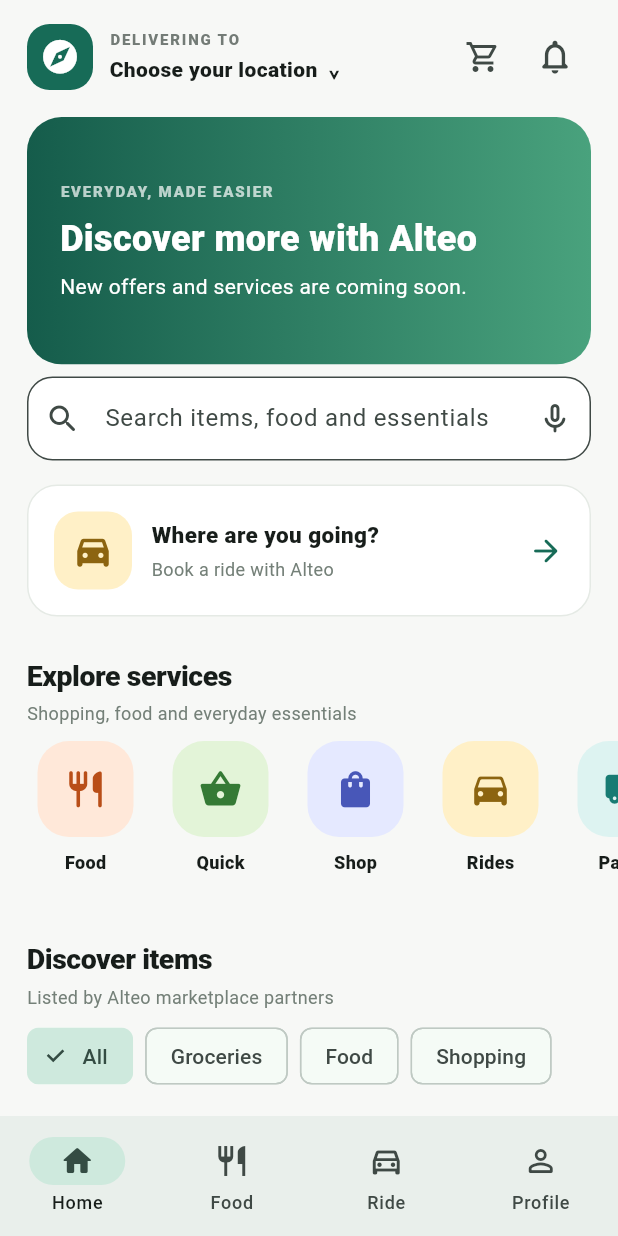
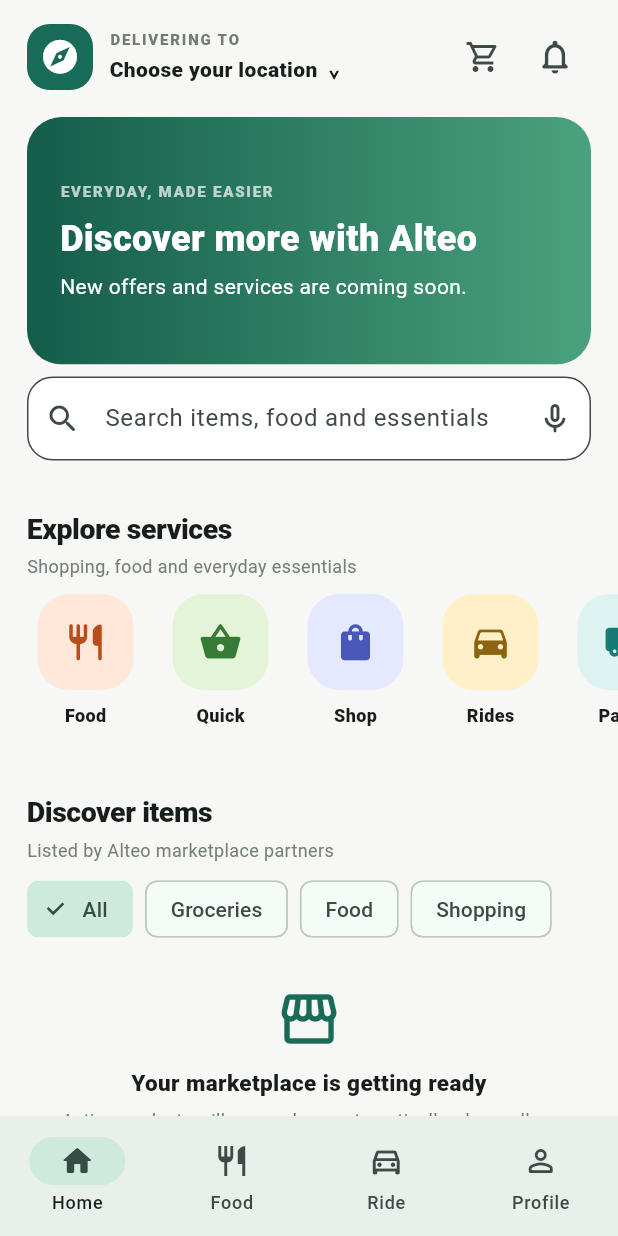
Before and after one commit to mauryasujeet698-svg/Alteo, a Flutter app: the screen it shows after launch, on a phone screen of 412 x 824 dp. Run offline on Flutter 3.47's test engine with Material 3 defaults, Android fonts, the phone set to English and light mode, and no system bars; our stand-ins replace flutter_map, latlong2, speech_to_text, supabase_flutter; accounts and stored records are empty.

Commit message:
Remove ride shortcut card from customer homepage

```diff
--- a/apps/customer/lib/src/features/home/customer_home_page.dart
+++ b/apps/customer/lib/src/features/home/customer_home_page.dart
@@ -38,7 +38,6 @@
   SliverToBoxAdapter(child:header()),
   SliverToBoxAdapter(child:bannerList()),
   SliverToBoxAdapter(child:Padding(padding:const EdgeInsets.fromLTRB(18,0,18,16),child:TextField(readOnly:true,onTap:()=>showSearch(context:context,delegate:_ProductSearch(onAdd:addToCart)),decoration:InputDecoration(hintText:'Search items, food and essentials',prefixIcon:const Icon(Icons.search_rounded),suffixIcon:IconButton(tooltip:'Voice search',onPressed:_voiceSearch,icon:const Icon(Icons.mic_none_rounded)),filled:true,fillColor:Colors.white,border:OutlineInputBorder(borderRadius:BorderRadius.circular(17),borderSide:const BorderSide(color:Color(0xFFE5EAE5))))))),
-  SliverToBoxAdapter(child:Padding(padding:const EdgeInsets.fromLTRB(18,0,18,10),child:InkWell(borderRadius:BorderRadius.circular(20),onTap:()=>Navigator.of(context).push(MaterialPageRoute<void>(builder:(_)=>ServiceBrowsePage(service:'Rides'))),child:Container(padding:const EdgeInsets.all(17),decoration:BoxDecoration(color:Colors.white,borderRadius:BorderRadius.circular(20),border:Border.all(color:const Color(0xFFE5EAE5))),child:Row(children:[Container(width:52,height:52,decoration:BoxDecoration(color:const Color(0xFFFFF0C7),borderRadius:BorderRadius.circular(16)),child:const Icon(Icons.directions_car_filled_rounded,color:Color(0xFF8C6410),size:28)),const SizedBox(width:13),const Expanded(child:Column(crossAxisAlignment:CrossAxisAlignment.start,children:[Text('Where are you going?',style:TextStyle(fontSize:15,fontWeight:FontWeight.w900)),SizedBox(height:4),Text('Book a ride with Alteo',style:TextStyle(fontSize:12,color:Color(0xFF748078)))])),const Icon(Icons.arrow_forward_rounded,color:Color(0xFF176B57))]))))),
   SliverToBoxAdapter(child:section('Explore services','Shopping, food and everyday essentials')),
   SliverToBoxAdapter(child:SizedBox(height:116,child:ListView(scrollDirection:Axis.horizontal,padding:const EdgeInsets.symmetric(horizontal:18),children:[
    service('Food',Icons.restaurant_rounded,const Color(0xFFFFE8D9),const Color(0xFFB94E18)),service('Quick',Icons.shopping_basket_rounded,const Color(0xFFE3F4D8),const Color(0xFF357A35)),service('Shop',Icons.shopping_bag_rounded,const Color(0xFFE5E9FF),const Color(0xFF4857B8)),service('Rides',Icons.directions_car_rounded,const Color(0xFFFFF0C7),const Color(0xFF8C6410)),service('Parcel',Icons.local_shipping_rounded,const Color(0xFFDDF3F1),const Color(0xFF187B73))
```
